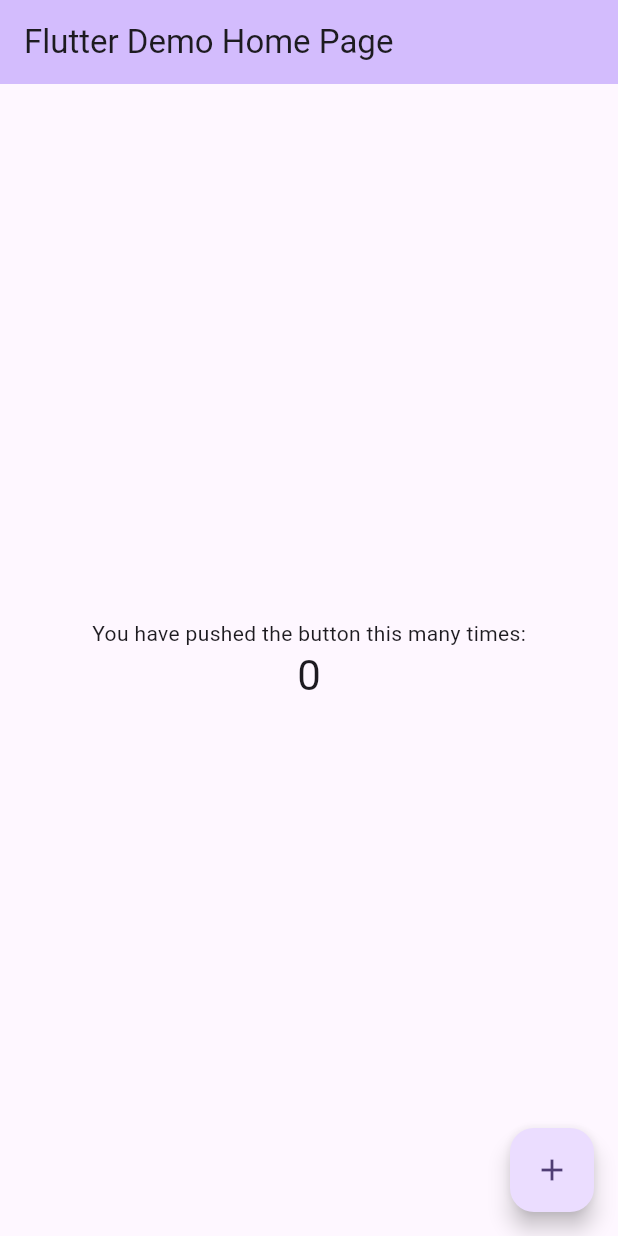
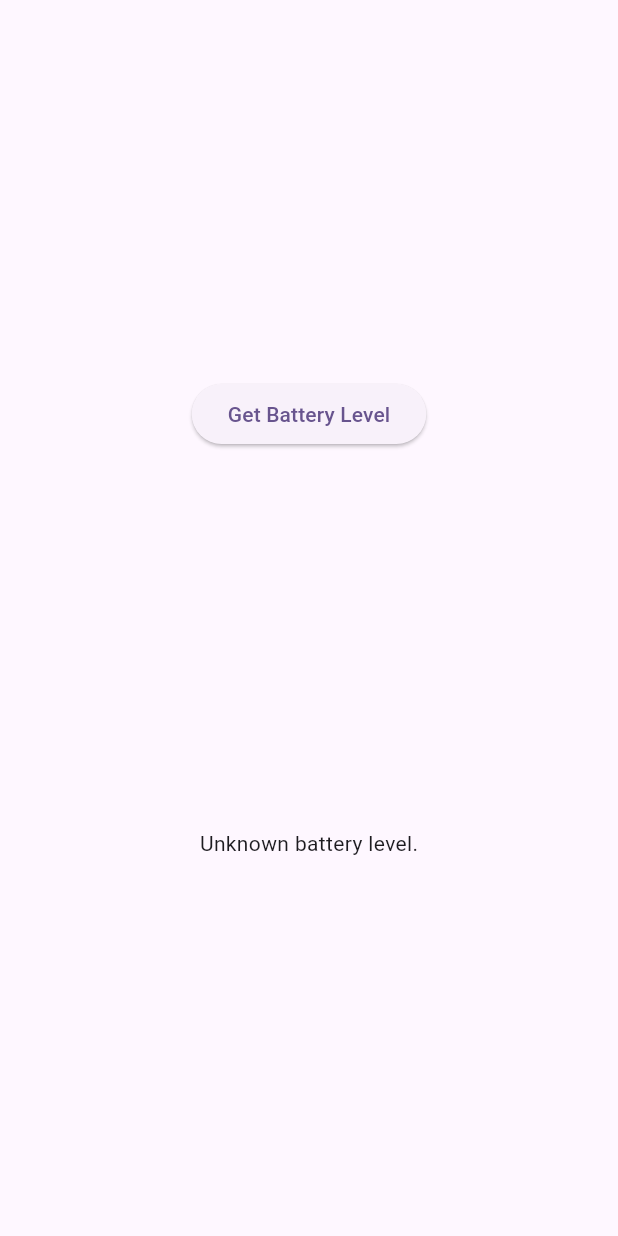
Before and after one commit to AminFarjad/flutter_week_9, a Flutter app: the screen it shows after launch, on a phone screen of 412 x 824 dp. Run offline on Flutter 3.47's test engine with Material 3 defaults, Android fonts, the phone set to English and light mode, and no system bars.

Commit message:
Added kotlin code

```diff
--- a/lib/main.dart
+++ b/lib/main.dart
@@ -1,4 +1,6 @@
 import 'package:flutter/material.dart';
+import 'dart:async';
+import 'package:flutter/services.dart';
 
 void main() {
   runApp(const MyApp());
@@ -32,41 +34,38 @@ class MyHomePage extends StatefulWidget {
 }
 
 class _MyHomePageState extends State<MyHomePage> {
-  int _counter = 0;
+  static const platform = MethodChannel('samples.flutter.dev/battery');
 
-  void _incrementCounter() {
+  String _batteryLevel = 'Unknown battery level.';
+
+Future<void> _getBatteryLevel() async {
+  String batteryLevel;
+  try {
+    final result = await platform.invokeMethod<int>('getBatteryLevel');
+    batteryLevel = 'Battery level at $result % .';
+  } on PlatformException catch (e) {
+    batteryLevel = "Failed to get battery level: '${e.message}'.";
+  }
+
   setState(() {
-      _counter++;
+    _batteryLevel = batteryLevel;
   });
 }
 
   @override
 Widget build(BuildContext context) {
-
-    return Scaffold(
-      appBar: AppBar(
-        backgroundColor: Theme.of(context).colorScheme.inversePrimary,
-        title: Text(widget.title),
+  return Material(
+    child: Center(
+      child: Column(
+        mainAxisAlignment: MainAxisAlignment.spaceEvenly,
+        children: [
+          ElevatedButton(
+            onPressed: _getBatteryLevel,
+            child: const Text('Get Battery Level'),
           ),
-      body: Center(
-        child: Column(
-
-          mainAxisAlignment: MainAxisAlignment.center,
-          children: <Widget>[
-            const Text(
-              'You have pushed the button this many times:',
-            ),
-            Text(
-              '$_counter',
-              style: Theme.of(context).textTheme.headlineMedium,
-            ),
+          Text(_batteryLevel),
         ],
       ),
-      ),
-      floatingActionButton: FloatingActionButton(
-        onPressed: _incrementCounter,
-        tooltip: 'Increment',
-        child: const Icon(Icons.add),
     ),
   );
 }
```
Also changed, not shown: 1 other file. Lines whose indentation alone changed are shown as unchanged.
